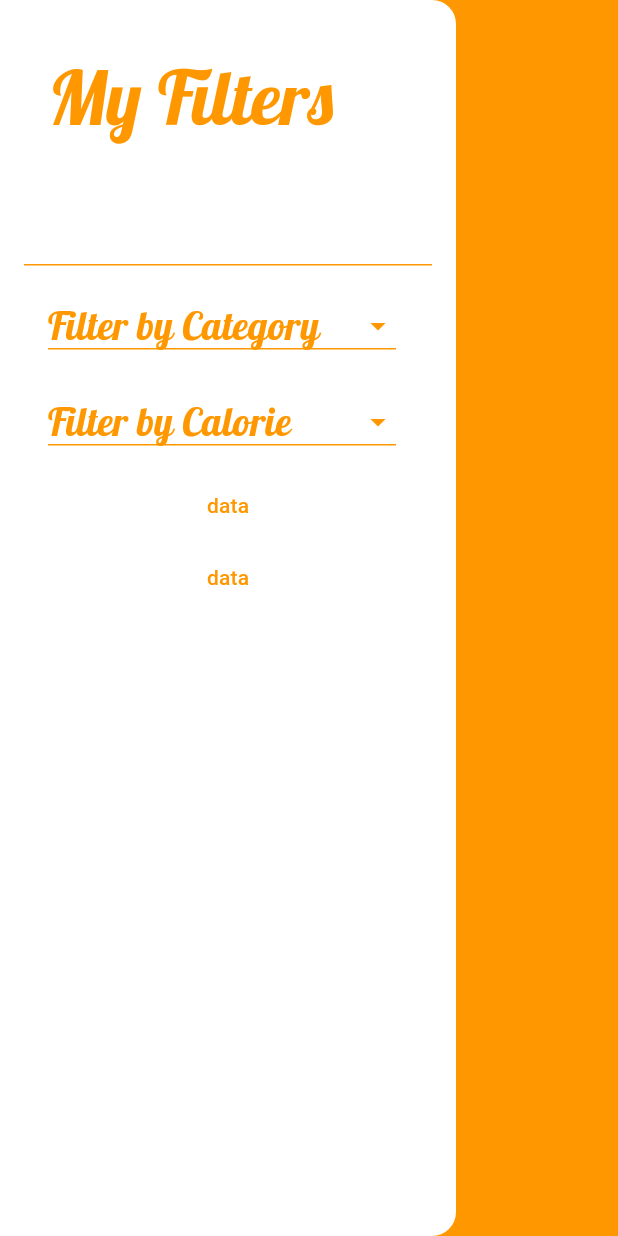
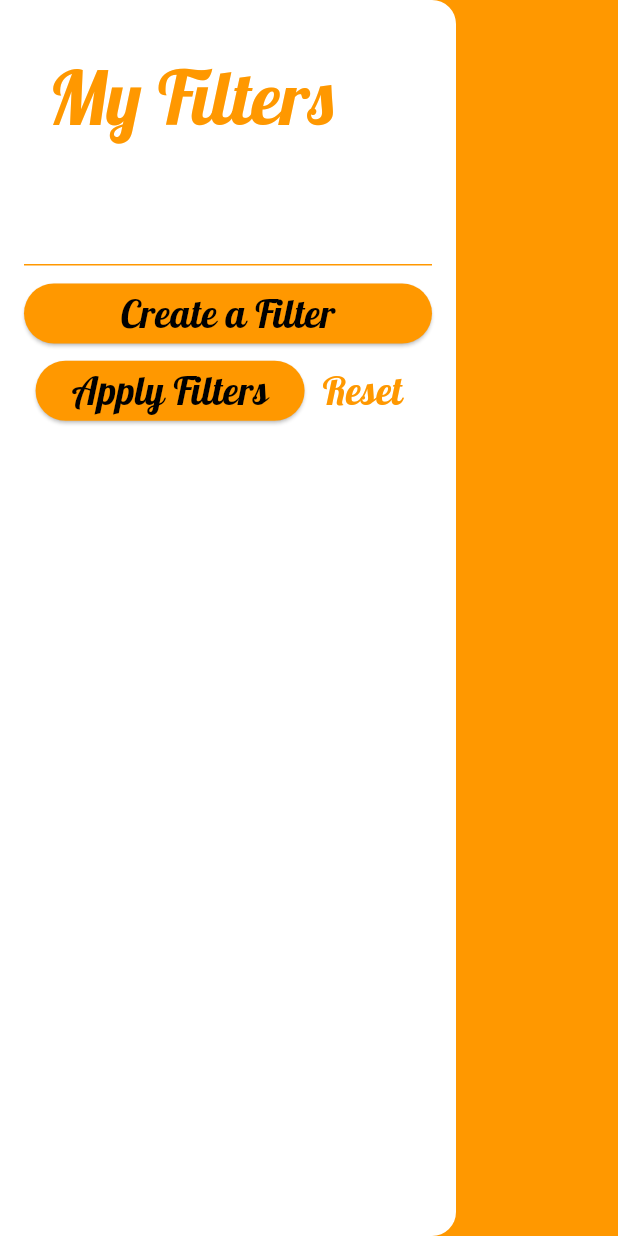
Before and after one commit to Rawezh-Tariq/meals_app, a Flutter app: the DrawerScreen widget shown alone on an empty page, opened directly with empty values, on a phone screen of 412 x 824 dp. Run offline on Flutter 3.47's test engine with Material 2 defaults, Android fonts, the phone set to English and light mode, and no system bars; our stand-ins replace google_fonts; network calls fail.

Commit message:
filters almost finish

```diff
--- a/lib/models/items.dart
+++ b/lib/models/items.dart
@@ -8,6 +8,7 @@ class Item {
   Categories categorise;
   bool isItFavorite;
   int id;
+  bool isFiltered;
 
   Item(
     this.name,
@@ -17,6 +18,7 @@ class Item {
     this.ingredients,
     this.isItFavorite,
     this.id,
+    this.isFiltered,
   );
 }
 
@@ -29,6 +31,7 @@ List<Item> myItems = [
     'hbfkh-jhfbhd-jhfbha-jhdfhaf-jahbfhaf-jahdfbiaf-jhf',
     false,
     0,
+    false,
   ),
   Item(
     'falafl',
@@ -38,6 +41,7 @@ List<Item> myItems = [
     'hbfkh-jhfbhd-jhfbha-jhdfhaf-jahbfhaf-jahdfbiaf-jhf',
     false,
     1,
+    false,
   ),
   Item(
     'chickn',
@@ -47,6 +51,7 @@ List<Item> myItems = [
     'hbfkh-jhfbhd-jhfbha-jhdfhaf-jahbfhaf-jahdfbiaf-jhf',
     false,
     2,
+    false,
   ),
   Item(
     'water',
@@ -56,6 +61,7 @@ List<Item> myItems = [
     'hbfkh-jhfbhd-jhfbha-jhdfhaf-jahbfhaf-jahdfbiaf-jhf',
     false,
     3,
+    false,
   ),
   Item(
     'pitza',
@@ -65,6 +71,7 @@ List<Item> myItems = [
     'hbfkh-jhfbhd-jhfbha-jhdfhaf-jahbfhaf-jahdfbiaf-jhf',
     false,
     4,
+    false,
   ),
   Item(
     'milk',
@@ -74,6 +81,7 @@ List<Item> myItems = [
     'hbfkh-jhfbhd-jhfbha-jhdfhaf-jahbfhaf-jahdfbiaf-jhf',
     false,
     5,
+    false,
   ),
   Item(
     'cake',
@@ -83,6 +91,7 @@ List<Item> myItems = [
     'hbfkh-jhfbhd-jhfbha-jhdfhaf-jahbfhaf-jahdfbiaf-jhf',
     false,
     6,
+    false,
   ),
   Item(
     'salad',
@@ -92,6 +101,7 @@ List<Item> myItems = [
     'hbfkh-jhfbhd-jhfbha-jhdfhaf-jahbfhaf-jahdfbiaf-jhf',
     false,
     7,
+    false,
   ),
   Item(
     'jgar',
@@ -101,6 +111,7 @@ List<Item> myItems = [
     'hbfkh-jhfbhd-jhfbha-jhdfhaf-jahbfhaf-jahdfbiaf-jhf',
     false,
     8,
+    false,
   ),
   Item(
     'trshyat',
@@ -110,5 +121,6 @@ List<Item> myItems = [
     'hbfkh-jhfbhd-jhfbha-jhdfhaf-jahbfhaf-jahdfbiaf-jhf',
     false,
     9,
+    false,
   ),
 ];
--- a/lib/screens/drawer_screen.dart
+++ b/lib/screens/drawer_screen.dart
@@ -1,21 +1,25 @@
 import 'package:flutter/material.dart';
+
 import 'package:meals_app/models/items.dart';
-import 'package:meals_app/screens/home_screen.dart';
+
+import 'package:meals_app/tools/theme.dart';
 
 class DrawerScreen extends StatefulWidget {
-  const DrawerScreen({super.key, required this.curentTheme});
+  const DrawerScreen(
+      {super.key, required this.curentTheme, required this.onCloseDrawer});
   final ThemeData curentTheme;
+  final Function onCloseDrawer;
 
   @override
   State<DrawerScreen> createState() => _DrawerScreenState();
 }
 
-String? myFilterCategory;
+class _DrawerScreenState extends State<DrawerScreen> {
+  List<String> myFilterButton = [];
+  List<String?> myFilterValues = [];
 
-class _DrawerScreenState extends State<DrawerScreen> {
   @override
   Widget build(BuildContext context) {
-    List<Item> mymy = myItems;
     return Drawer(
       backgroundColor: widget.curentTheme.drawerTheme.backgroundColor,
       child: ListView(
@@ -26,77 +30,85 @@ class _DrawerScreenState extends State<DrawerScreen> {
                 style: widget.curentTheme.textTheme.titleLarge!
                     .copyWith(color: Colors.orange)),
           ),
-          ListTile(
+          ElevatedButton(
+              onPressed: () {
+                setState(() {
+                  myFilterButton.add('filter ${myFilterButton.length}');
+                  myFilterValues.add(null);
+                });
+              },
+              child: Text(
+                'Create a Filter',
+                style: widget.curentTheme.textTheme.titleMedium!.copyWith(
+                    color: widget.curentTheme == myLightTheme
+                        ? Colors.white
+                        : Colors.black),
+              )),
+          ListView.builder(
+            itemCount: myFilterButton.length,
+            shrinkWrap: true,
+            itemBuilder: (context, index) {
+              return ListTile(
                 title: DropdownButton<String>(
                   borderRadius: BorderRadius.circular(50),
-              value: myFilterCategory,
-              hint: Text(
-                'Filter by Category',
+                  alignment: Alignment.center,
+                  value: myFilterValues[index],
+                  hint: Text('Filter by Category',
                       style: widget.curentTheme.textTheme.titleMedium!
-                    .copyWith(color: Colors.orange),
-              ),
+                          .copyWith(color: Colors.orange)),
                   isExpanded: true,
                   style: widget.curentTheme.textTheme.titleMedium!
                       .copyWith(color: Colors.orange),
                   dropdownColor: widget.curentTheme.colorScheme.background,
                   elevation: 0,
-              underline:
-                  const Divider(color: Colors.orange, thickness: 1, height: 1),
+                  underline: const SizedBox(),
                   iconEnabledColor: Colors.orange,
                   items: [
                     for (int i = 0; i < Categories.values.length; i++)
                       DropdownMenuItem<String>(
+                          alignment: Alignment.center,
                           value: Categories.values[i].name,
                           child: Text(Categories.values[i].name)),
                   ],
                   onChanged: (name) {
                     setState(() {
-                  myFilterCategory = name;
+                      myFilterValues[index] = name;
                     });
-
-                myItems.retainWhere(
-                    (element) => element.categorise.name == myFilterCategory);
                   },
                 ),
+              );
+            },
           ),
-          ListTile(
-            title: DropdownButton<String>(
-              borderRadius: BorderRadius.circular(50),
-              hint: Text(
-                'Filter by Calorie',
+          Row(
+            mainAxisAlignment: MainAxisAlignment.center,
+            children: [
+              ElevatedButton(
+                  onPressed: () {
+                    for (int i = 0; i < myItems.length; i++) {}
+
+                    Scaffold.of(context).closeDrawer();
+                    widget.onCloseDrawer();
+                  },
+                  child: Text(
+                    'Apply Filters',
+                    style: widget.curentTheme.textTheme.titleMedium!.copyWith(
+                        color: widget.curentTheme == myLightTheme
+                            ? Colors.white
+                            : Colors.black),
+                  )),
+              TextButton(
+                  onPressed: () {
+                    setState(() {});
+                    Scaffold.of(context).closeDrawer();
+                    widget.onCloseDrawer();
+                  },
+                  child: Text(
+                    'Reset',
                     style: widget.curentTheme.textTheme.titleMedium!
                         .copyWith(color: Colors.orange),
+                  )),
+            ],
           ),
-              isExpanded: true,
-              style: widget.curentTheme.textTheme.titleMedium!
-                  .copyWith(color: Colors.orange),
-              dropdownColor: widget.curentTheme.colorScheme.background,
-              elevation: 0,
-              underline:
-                  const Divider(color: Colors.orange, thickness: 1, height: 1),
-              iconEnabledColor: Colors.orange,
-              items: [
-                for (int i = 0; i < Categories.values.length; i++)
-                  DropdownMenuItem<String>(
-                      value: Categories.values[i].name,
-                      child: Text(Categories.values[i].name)),
-              ],
-              onChanged: (name) {
-                myFilterCategory = name;
-                myItems = mymy;
-              },
-            ),
-          ),
-          TextButton(
-              onPressed: () {
-                Navigator.pushReplacement(
-                    context,
-                    MaterialPageRoute(
-                      builder: (contex) => const HomeScreen(),
-                    ));
-              },
-              child: const Text('data')),
-          TextButton(onPressed: () {}, child: const Text('data')),
         ],
       ),
     );
--- a/lib/screens/items_screen.dart
+++ b/lib/screens/items_screen.dart
@@ -34,13 +34,15 @@ class ItemsScreen extends StatelessWidget {
                       itemCount: myItems
                           .where((element) =>
                               element.categorise.name ==
-                              Categories.values[i].name)
+                                  Categories.values[i].name &&
+                              element.isFiltered == false)
                           .length,
                       itemBuilder: (context, index) {
                         final myFilteredItems = myItems
                             .where((element) =>
                                 element.categorise.name ==
-                                Categories.values[i].name)
+                                    Categories.values[i].name &&
+                                element.isFiltered == false)
                             .toList();
 
                         return GestureDetector(
--- a/lib/tools/theme.dart
+++ b/lib/tools/theme.dart
@@ -65,15 +65,15 @@ ThemeData myLightTheme = ThemeData(
   textTheme: TextTheme(
     titleLarge: GoogleFonts.lobster(
       fontSize: 50,
-      color: Colors.black,
+      color: Colors.orange,
     ),
     titleMedium: GoogleFonts.lobster(
       fontSize: 26,
-      color: Colors.black,
+      color: Colors.orange,
     ),
     titleSmall: GoogleFonts.lobster(
       fontSize: 18,
-      color: Colors.black,
+      color: Colors.orange,
     ),
   ),
   drawerTheme: const DrawerThemeData(
```
Also changed, not shown: lib/screens/home_screen.dart (+9 -1 lines). Lines whose indentation alone changed are shown as unchanged.
